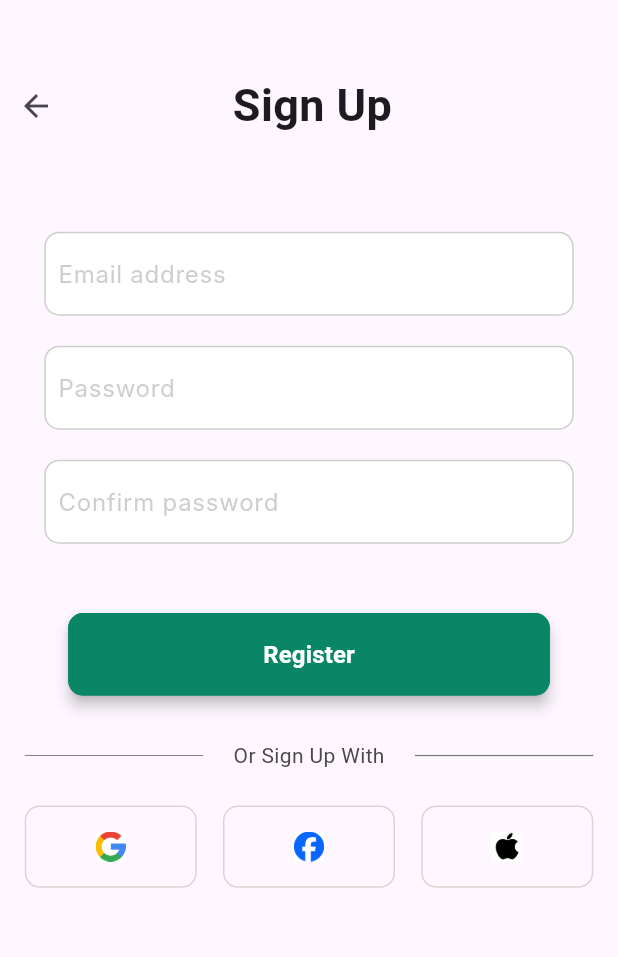
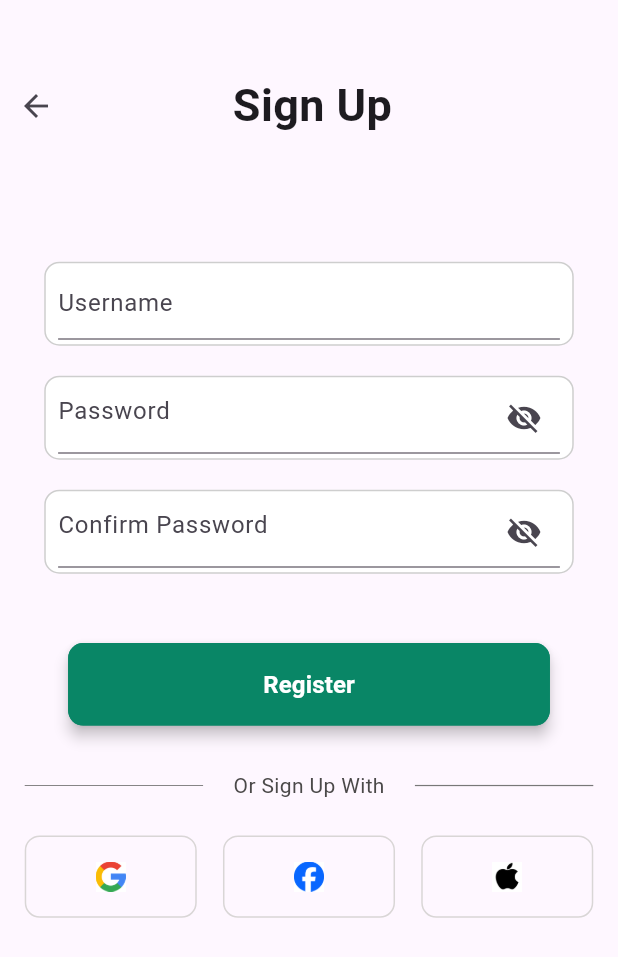
Before and after one commit to Natalia-Salameh/Family-Tree, a Flutter app: the SignUp screen opened by its route, on a phone screen of 412 x 824 dp. Shown: the top 957 px of the screen. Run offline on Flutter 3.47's test engine with Material 3 defaults, Android fonts, the phone set to English and light mode, and no system bars; our stand-ins replace contained_tab_bar_view, google_fonts; missing offline and left inert: drop_down_list, flutter_verification_code, graphview; Roboto replaces fonts that are missing (Inter).

Commit message:
validation input

```diff
--- a/lib/view/screens/auth/signup.dart
+++ b/lib/view/screens/auth/signup.dart
@@ -1,12 +1,12 @@
 // ignore_for_file: prefer_const_constructors, prefer_const_literals_to_create_immutables, non_constant_identifier_names
-
 
 import 'package:family_tree_application/view/widgets/logo_buttons.dart';
 import 'package:family_tree_application/view/widgets/sign_button.dart';
 import 'package:flutter/material.dart';
 
-
 import '../../../core/constants/colors.dart';
+import '../../../core/constants/routes.dart';
+import '../../../core/functions/validinput.dart';
 import '../../widgets/my_frame.dart';
 import '../../widgets/my_textfield.dart';
 
@@ -18,9 +18,15 @@ class SignUp extends StatefulWidget {
 }
 
 class _SignUpState extends State<SignUp> {
+  final _formKey = GlobalKey<FormState>();
   final usernameController = TextEditingController();
   final passwordController = TextEditingController();
-  void SignUserUp() {}
+  final confirmPasswordController = TextEditingController();
+  void SignUserUp() {
+    if (_formKey.currentState!.validate()) {
+      Navigator.of(context).pushNamed(AppRoute.verifyCode);
+    }
+  }
 
   @override
   Widget build(BuildContext context) {
@@ -30,6 +36,8 @@ class _SignUpState extends State<SignUp> {
         child: Padding(
           padding: EdgeInsets.only(top: screenHeight * 0.02),
           child: Center(
+            child: Form(
+              key: _formKey,
               child: Column(
                 children: [
                   const SizedBox(
@@ -55,12 +63,13 @@ class _SignUpState extends State<SignUp> {
                     ],
                   ),
                   const SizedBox(
-                  height: 60,
+                    height: 80,
                   ),
                   MyTextFiled(
                     controller: usernameController,
-                  hintText: 'Email address',
+                    hintText: 'Username',
                     obscureText: false,
+                    validator: (value) => validInput(value!, 'Username'),
                   ),
                   const SizedBox(
                     height: 20,
@@ -69,14 +78,21 @@ class _SignUpState extends State<SignUp> {
                     controller: passwordController,
                     hintText: 'Password',
                     obscureText: true,
+                    validator: (value) => validInput(value!, 'Password'),
                   ),
                   const SizedBox(
                     height: 20,
                   ),
                   MyTextFiled(
-                  controller: usernameController,
-                  hintText: 'Confirm password',
-                  obscureText: false,
+                    controller: confirmPasswordController,
+                    hintText: 'Confirm Password',
+                    obscureText: true,
+                    validator: (value) {
+                      if (value != passwordController.text) {
+                        return 'Passwords do not match';
+                      }
+                      return validInput(value!, 'Password');
+                    },
                   ),
                   const SizedBox(
                     height: 5,
@@ -101,7 +117,8 @@ class _SignUpState extends State<SignUp> {
                       ),
                       Text(
                         ' Or Sign Up With ',
-                      style: TextStyle(color: Color.fromARGB(255, 75, 73, 73)),
+                        style:
+                            TextStyle(color: Color.fromARGB(255, 75, 73, 73)),
                       ),
                       Expanded(
                         child: Padding(
@@ -124,6 +141,7 @@ class _SignUpState extends State<SignUp> {
             ),
           ),
         ),
+      ),
     );
   }
 }
--- a/lib/view/widgets/my_textfield.dart
+++ b/lib/view/widgets/my_textfield.dart
@@ -2,18 +2,27 @@
 
 import 'package:flutter/material.dart';
 
-class MyTextFiled extends StatelessWidget {
+class MyTextFiled extends StatefulWidget {
   final TextEditingController controller;
   final String hintText;
   final bool obscureText;
+  final String? Function(String?)? validator;
 
   const MyTextFiled({
-    super.key,
+    Key? key,
     required this.controller,
     required this.hintText,
     required this.obscureText,
-  });
+    this.validator,
+  }) : super(key: key);
 
+  @override
+  State<MyTextFiled> createState() => _MyTextFiledState();
+}
+
+class _MyTextFiledState extends State<MyTextFiled> {
+  bool _obscureText = true;
+  bool _isValid = false;
   @override
   Widget build(BuildContext context) {
     double screenHeight = MediaQuery.of(context).size.height;
@@ -32,35 +41,40 @@ class MyTextFiled extends StatelessWidget {
                 width: 1,
               ),
             ),
-        child: Row(
-          children: [
+            child: Row(children: [
               Expanded(
-              child: TextField(
-                controller: controller,
-                obscureText: obscureText,
+                  child: TextFormField(
+                controller: widget.controller,
+                obscureText: widget.obscureText ? _obscureText : false,
                 decoration: InputDecoration(
-                  border: InputBorder.none,
-                  focusedBorder: InputBorder.none,
-                  enabledBorder: InputBorder.none,
-                  disabledBorder: InputBorder.none,
-                  hintText: hintText,
-                  hintStyle: TextStyle(
-                    color: Colors.grey.withOpacity(0.5),
-                    fontSize: 16,
-                    fontFamily: 'Inter',
+                  hintText: widget.hintText,
+                  suffixIcon: widget.obscureText
+                      ? IconButton(
+                          icon: Icon(_obscureText
+                              ? Icons.visibility_off
+                              : Icons.visibility),
+                          onPressed: () {
+                            setState(() {
+                              _obscureText = !_obscureText;
+                            });
+                          },
+                        )
+                      : _isValid
+                          ? Icon(Icons.check_circle, color: Colors.green)
+                          : null,
                 ),
-                ),
-                style: TextStyle(
-                  color: Colors.black,
-                  fontSize: 16,
-                  fontFamily: 'Inter',
-                ),
-              ),
-            ),
-            const SizedBox(width: 10),
-          ],
-        ),
-      ),
-    );
+                validator: (value) {
+                  final isValid = widget.validator != null
+                      ? widget.validator!(value) == null
+                      : true;
+                  setState(() {
+                    _isValid = isValid;
+                  });
+                  return widget.validator != null
+                      ? widget.validator!(value)
+                      : null;
+                },
+              ))
+            ])));
   }
 }
--- a/lib/view/widgets/sign_button.dart
+++ b/lib/view/widgets/sign_button.dart
@@ -4,7 +4,6 @@ import 'package:family_tree_application/core/constants/routes.dart';
 import 'package:flutter/material.dart';
 
 import '../../core/constants/colors.dart';
-
 
 class SignButton extends StatelessWidget {
   final Function()? onTap;
@@ -18,9 +17,7 @@ class SignButton extends StatelessWidget {
       child: Padding(
         padding: EdgeInsets.only(top: screenHeight * 0.05),
         child: ElevatedButton(
-          onPressed: () {
-            Navigator.of(context).pushNamed(AppRoute.verifyCode);
-          },
+          onPressed: onTap,
           style: ElevatedButton.styleFrom(
             backgroundColor: CustomColors.primaryColor, //
             foregroundColor: Colors.white,
```
Also changed, not shown: lib/core/functions/validinput.dart (+18 -2 lines), lib/view/screens/auth/login.dart (+12 -5 lines). Lines whose indentation alone changed are shown as unchanged.
